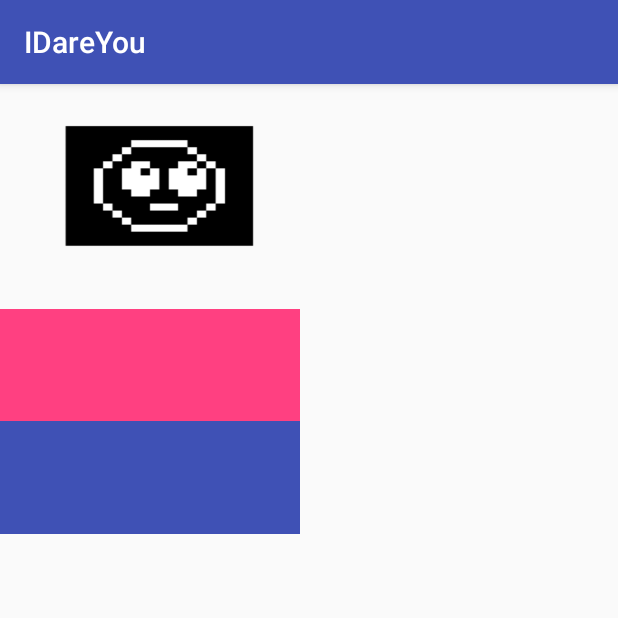
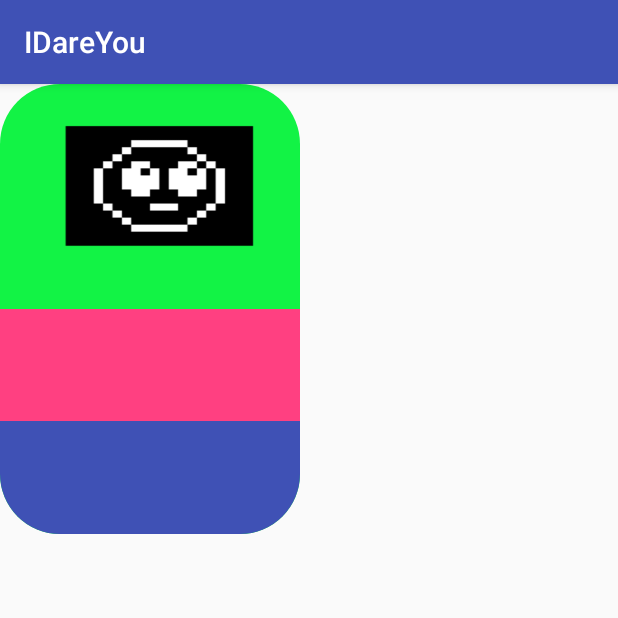
Before and after one commit to adastudio2017/IDareYOU, an Android app: the fragment Contact_PopUp_Dialog_Fragment shown on its own in the app's theme, on a phone screen of 412 x 824 dp, the top half of it. Run offline under Robolectric (Android 15) with nearby library versions, the phone set to English and light mode, and no system bars; 2 statements that could not run were skipped.

Commit message:
1.   cleaned up some code.

```diff
--- a/app/src/main/java/adastudio/idareyou/Activites/MainActivity.java
+++ b/app/src/main/java/adastudio/idareyou/Activites/MainActivity.java
@@ -2,12 +2,11 @@ package adastudio.idareyou.Activites;
 
 import android.Manifest;
 import android.content.pm.PackageManager;
+import android.os.Bundle;
 import android.support.v4.app.ActivityCompat;
 import android.support.v4.app.FragmentActivity;
-import android.os.Bundle;
 import android.support.v4.view.PagerAdapter;
 import android.support.v4.view.ViewPager;
-import android.view.View;
 import android.widget.Toast;
 
 import adastudio.idareyou.Adapters.ViewAdapter;
--- a/app/src/main/java/adastudio/idareyou/Adapters/Contacts_Recycler_Adapter.java
+++ b/app/src/main/java/adastudio/idareyou/Adapters/Contacts_Recycler_Adapter.java
@@ -1,12 +1,10 @@
 package adastudio.idareyou.Adapters;
 
 import android.app.Activity;
-import android.app.Dialog;
 import android.app.DialogFragment;
 import android.app.FragmentManager;
 import android.content.Context;
 import android.support.v7.widget.RecyclerView;
-import android.util.Log;
 import android.view.LayoutInflater;
 import android.view.View;
 import android.view.ViewGroup;
@@ -67,7 +65,7 @@ public class Contacts_Recycler_Adapter  extends RecyclerView.Adapter<Contacts_Re
                 public void onClick(View v)
                 {
                     DialogFragment contactsPopUpDialogFragment = new Contact_PopUp_Dialog_Fragment();
-                    contactsPopUpDialogFragment.show(activity.getFragmentManager(), "HELLO");
+                    contactsPopUpDialogFragment.show(activity.getFragmentManager(), "Person's Stats");
                 }
             });
 
--- a/app/src/main/java/adastudio/idareyou/Fragments/Contact_PopUp_Dialog_Fragment.java
+++ b/app/src/main/java/adastudio/idareyou/Fragments/Contact_PopUp_Dialog_Fragment.java
@@ -2,6 +2,8 @@ package adastudio.idareyou.Fragments;
 
 
 import android.app.DialogFragment;
+import android.graphics.Color;
+import android.graphics.drawable.ColorDrawable;
 import android.os.Bundle;
 import android.view.LayoutInflater;
 import android.view.View;
@@ -24,7 +26,9 @@ public class Contact_PopUp_Dialog_Fragment extends DialogFragment {
             Bundle savedInstanceState) {
         View v = inflater.inflate(R.layout.fragment_contact_popup, container, false);
         getDialog().getWindow().requestFeature(Window.FEATURE_NO_TITLE);
-        getDialog().getWindow().setBackgroundDrawableResource(R.drawable.contact_picture_shape);
+        getDialog().getWindow().setBackgroundDrawable(new ColorDrawable(Color.TRANSPARENT));
+
+
         return v;
     }
 
--- a/app/src/main/res/drawable/contact_picture_shape.xml
+++ b/app/src/main/res/drawable/contact_picture_shape.xml
@@ -1,7 +1,7 @@
-<?xml version="1.0" encoding="UTF-8"?>
+
 <shape xmlns:android="http://schemas.android.com/apk/res/android">
-    <solid android:color="#FFFFFF"/>
-    <stroke android:width="0dip" android:color="#B1BCBE" />
+    <solid android:color="#12F345"/>
+
     <corners android:radius="40dp"/>
 
 
--- /dev/null
+++ b/app/src/main/res/drawable/contact_popup_rank_w_textview_bottom_corners_rounded.xml
@@ -0,0 +1,10 @@
+
+<shape xmlns:android="http://schemas.android.com/apk/res/android">
+
+    <solid android:color="@color/colorPrimary"/>
+    <corners
+        android:bottomLeftRadius="40dp"
+        android:bottomRightRadius="40dp"/>
+
+
+</shape>
--- a/app/src/main/res/drawable/contact_recyclerview_item_shape.xml
+++ b/app/src/main/res/drawable/contact_recyclerview_item_shape.xml
@@ -3,5 +3,5 @@
 <solid android:color="#0b035b"/>
 <stroke android:width="1dip" android:color="#B1BCBE" />
 <corners android:radius="5dip"/>
-<padding android:left="0dip" android:top="0dip" android:right="0dip" android:bottom="1dip" />
+<padding android:left="0dp" android:top="0dp" android:right="0dp" android:bottom="1dp" />
 </shape>
--- a/app/src/main/res/layout/fragment_contact_popup.xml
+++ b/app/src/main/res/layout/fragment_contact_popup.xml
@@ -2,14 +2,15 @@
     xmlns:tools="http://schemas.android.com/tools"
     android:layout_width="match_parent"
     android:layout_height="match_parent"
-    tools:context="adastudio.idareyou.Fragments.Contact_PopUp_Dialog_Fragment">
+    tools:context="adastudio.idareyou.Fragments.Contact_PopUp_Dialog_Fragment"
+    >
 
     <LinearLayout
         android:layout_width="200dp"
         android:layout_height="300dp"
         android:orientation="vertical"
         android:weightSum="100"
-        >
+        android:background="@drawable/contact_picture_shape">
 
         <ImageView
             android:id="@+id/contact_popup_image_imageview"
@@ -29,7 +30,8 @@
             android:layout_width="match_parent"
             android:layout_height="0dp"
             android:layout_weight="25"
-            android:background="@color/colorPrimary"/>
+            android:background="@drawable/contact_popup_rank_w_textview_bottom_corners_rounded"
+            />
     </LinearLayout>
 
 </FrameLayout>
--- a/app/src/main/res/layout/fragment_contacts.xml
+++ b/app/src/main/res/layout/fragment_contacts.xml
@@ -2,8 +2,7 @@
     xmlns:tools="http://schemas.android.com/tools"
     android:layout_width="match_parent"
     android:layout_height="match_parent"
-    tools:context="adastudio.idareyou.Fragments.Contacts_Fragment"
-    >
+    tools:context="adastudio.idareyou.Fragments.Contacts_Fragment">
 
     <LinearLayout
         android:layout_width="match_parent"
```
Also changed, not shown: app/src/main/java/adastudio/idareyou/Adapters/ViewAdapter.java (+45 -2 lines), app/src/main/java/adastudio/idareyou/Fragments/Contacts_Fragment.java (+0 -9 lines).
